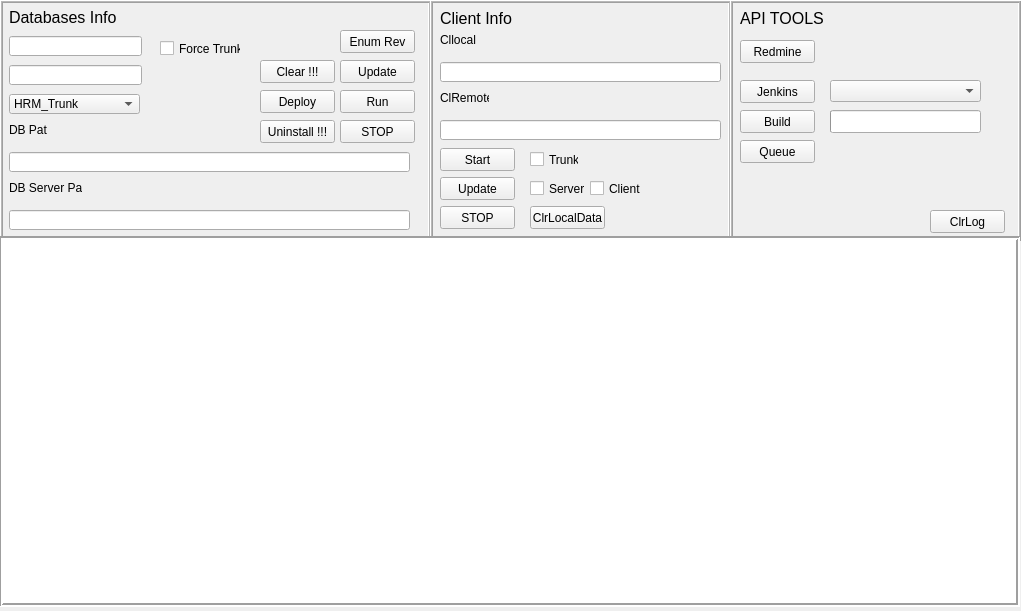
First picture: the form in test.ui, repository artakak/TTT, before the edit.
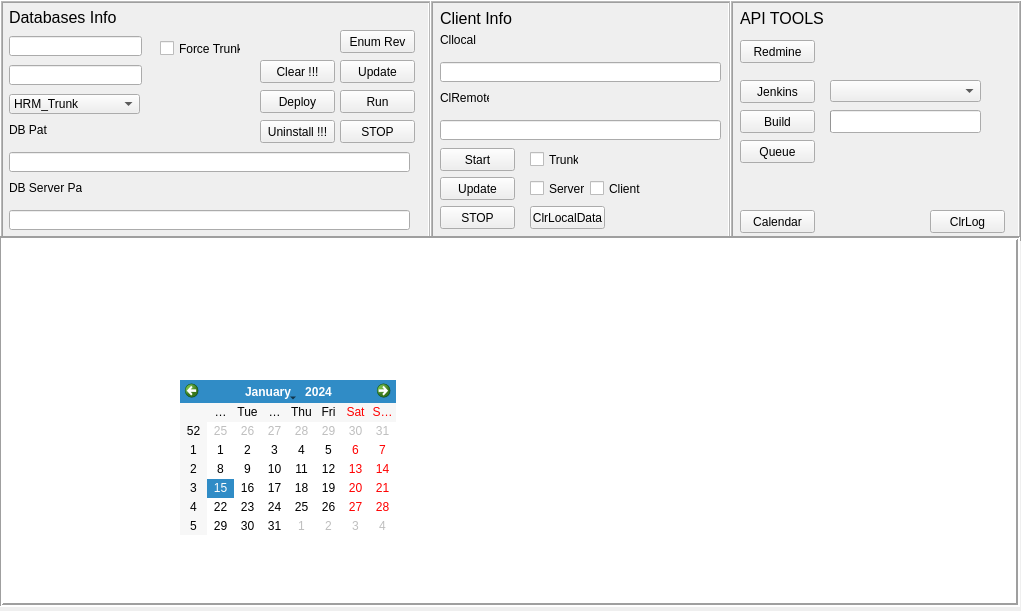
Second picture: the form after the edit.

What changed in the file:
```diff
--- a/test.ui
+++ b/test.ui
@@ -601,6 +601,29 @@
       <bool>false</bool>
      </property>
     </widget>
+    <widget class="QPushButton" name="pushButton_17">
+     <property name="geometry">
+      <rect>
+       <x>10</x>
+       <y>210</y>
+       <width>75</width>
+       <height>23</height>
+      </rect>
+     </property>
+     <property name="text">
+      <string>Calendar</string>
+     </property>
+    </widget>
+   </widget>
+   <widget class="QCalendarWidget" name="calendarWidget">
+    <property name="geometry">
+     <rect>
+      <x>180</x>
+      <y>380</y>
+      <width>216</width>
+      <height>155</height>
+     </rect>
+    </property>
    </widget>
    <zorder>frame</zorder>
    <zorder>frame_2</zorder>
@@ -633,6 +656,7 @@
    <zorder>pushButton_10</zorder>
    <zorder>comboBox_2</zorder>
    <zorder>pushButton_11</zorder>
+   <zorder>calendarWidget</zorder>
   </widget>
  </widget>
  <resources/>
```
